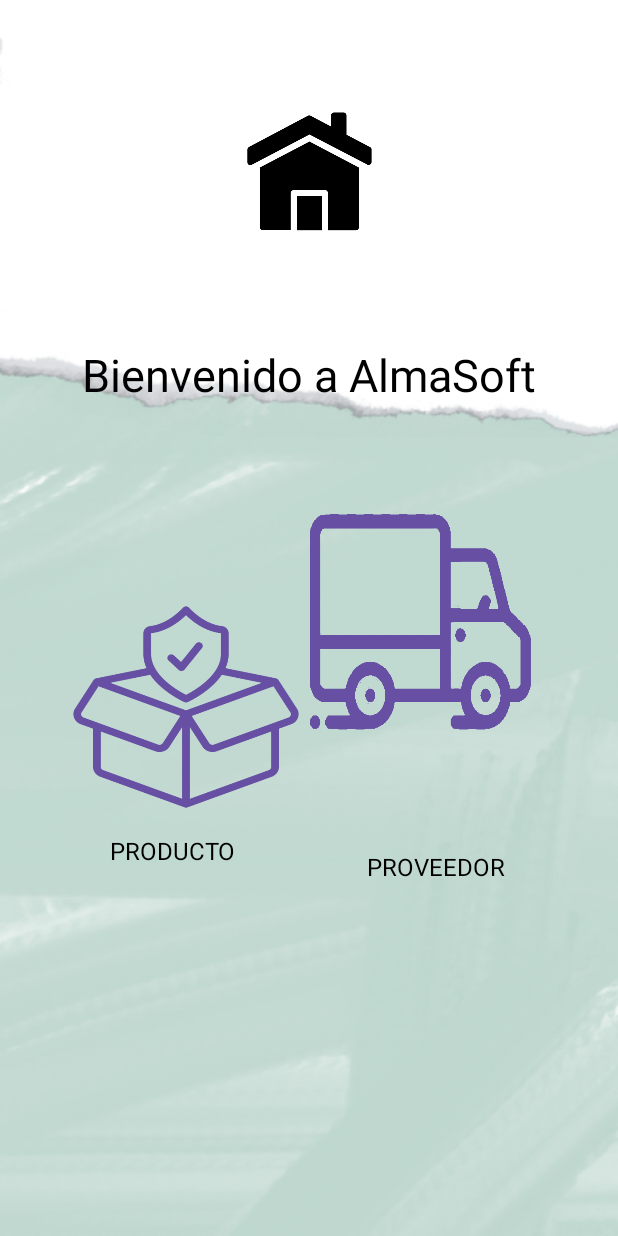
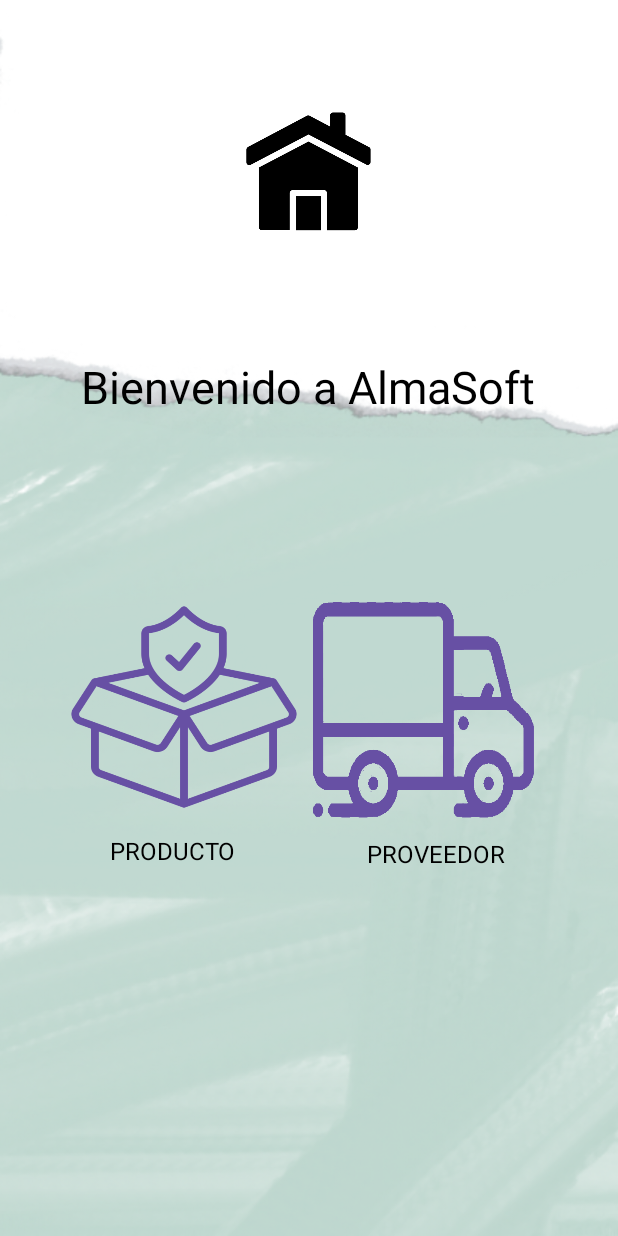
Before and after one commit to Magia10/AlmaSoft, an Android app: the HomeActivity screen opened directly, with no data from a screen before it, on a phone screen of 412 x 824 dp. Run offline under Robolectric (Android 15) with nearby library versions, the light colour scheme and no system bars.

Commit message:
Cambios en activity home

```diff
--- a/app/src/main/res/layout/activity_home.xml
+++ b/app/src/main/res/layout/activity_home.xml
@@ -11,33 +11,37 @@
         android:id="@+id/logoImageView"
         android:layout_width="100dp"
         android:layout_height="0dp"
-        android:layout_marginTop="0dp"
         android:layout_marginBottom="165dp"
         android:contentDescription="Logo de la aplicación"
         android:src="@drawable/home"
         app:layout_constraintBottom_toTopOf="@+id/btnProduct"
         app:layout_constraintEnd_toEndOf="parent"
+        app:layout_constraintHorizontal_bias="0.498"
         app:layout_constraintStart_toStartOf="parent"
-        app:layout_constraintTop_toTopOf="parent" />
+        app:layout_constraintTop_toTopOf="parent"
+        tools:ignore="HardcodedText" />
 
     <TextView
         android:id="@+id/textViewHome"
         android:layout_width="wrap_content"
         android:layout_height="wrap_content"
+        android:layout_marginTop="8dp"
         android:layout_marginBottom="105dp"
         android:text="Bienvenido a AlmaSoft"
         android:textColor="@android:color/black"
         android:textSize="30sp"
         app:layout_constraintBottom_toTopOf="@+id/btnSupplier"
         app:layout_constraintEnd_toEndOf="parent"
+        app:layout_constraintHorizontal_bias="0.495"
         app:layout_constraintStart_toStartOf="parent"
-        app:layout_constraintTop_toBottomOf="@+id/logoImageView" />
+        app:layout_constraintTop_toBottomOf="@+id/logoImageView"
+        tools:ignore="HardcodedText" />
 
     <Button
         android:id="@+id/btnProduct"
         android:layout_width="165dp"
         android:layout_height="153dp"
-        android:layout_marginStart="41dp"
+        android:layout_marginStart="40dp"
         android:layout_marginEnd="31dp"
         android:layout_marginBottom="8dp"
         android:background="@drawable/icoprod"
@@ -45,7 +49,8 @@
         app:layout_constraintBottom_toTopOf="@+id/textViewProducto"
         app:layout_constraintEnd_toStartOf="@+id/btnSupplier"
         app:layout_constraintStart_toStartOf="parent"
-        app:layout_constraintTop_toBottomOf="@+id/logoImageView" />
+        app:layout_constraintTop_toBottomOf="@+id/logoImageView"
+        tools:ignore="HardcodedText" />
 
     <Button
         android:id="@+id/buttonProveedor"
@@ -57,22 +62,26 @@
         android:contentDescription="Botón de proveedores"
         app:layout_constraintBottom_toTopOf="@+id/textViewProveedor"
         app:layout_constraintEnd_toEndOf="parent"
+        app:layout_constraintHorizontal_bias="0.0"
         app:layout_constraintStart_toEndOf="@+id/btnProduct"
-        app:layout_constraintTop_toBottomOf="@+id/textViewHome" />
+        app:layout_constraintTop_toBottomOf="@+id/textViewHome"
+        app:layout_constraintVertical_bias="0.977"
+        tools:ignore="HardcodedText" />
 
     <TextView
         android:id="@+id/textViewProveedor"
         android:layout_width="wrap_content"
         android:layout_height="wrap_content"
         android:layout_marginEnd="2dp"
-        android:layout_marginBottom="235dp"
+        android:layout_marginBottom="244dp"
         android:text="@string/TexProveedor"
         android:textColor="@android:color/black"
         android:textSize="16sp"
         app:layout_constraintBottom_toBottomOf="parent"
         app:layout_constraintEnd_toEndOf="parent"
         app:layout_constraintStart_toEndOf="@+id/textViewProducto"
-        app:layout_constraintTop_toBottomOf="@+id/btnSupplier" />
+        app:layout_constraintTop_toBottomOf="@+id/btnSupplier"
+        tools:ignore="UnknownId" />
 
     <TextView
         android:id="@+id/textViewProducto"
```
